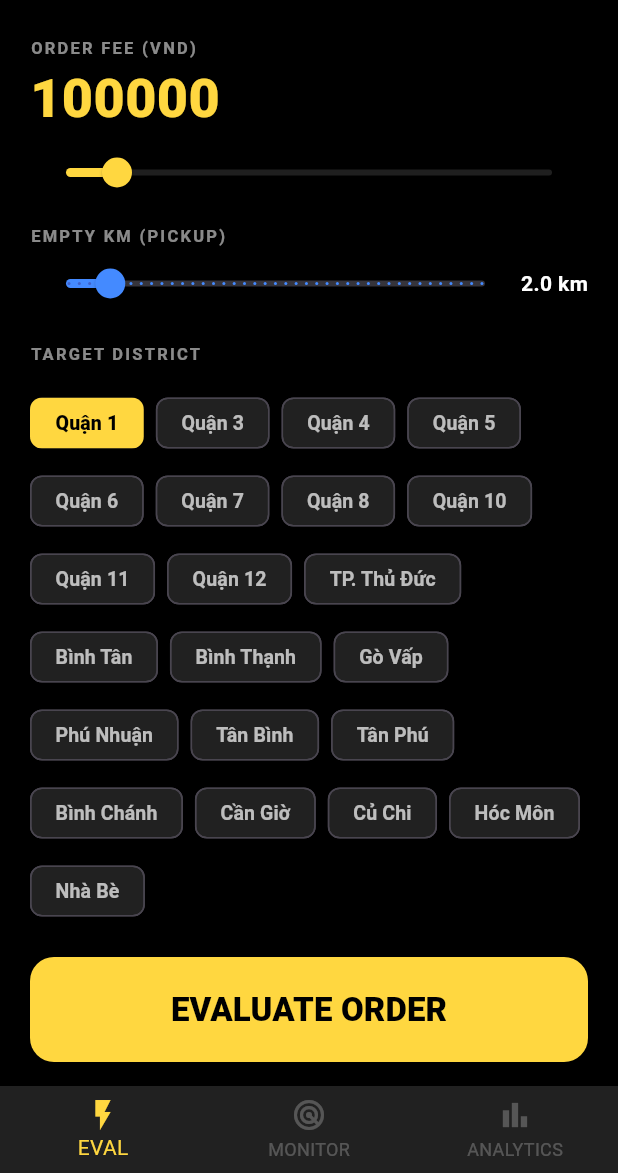
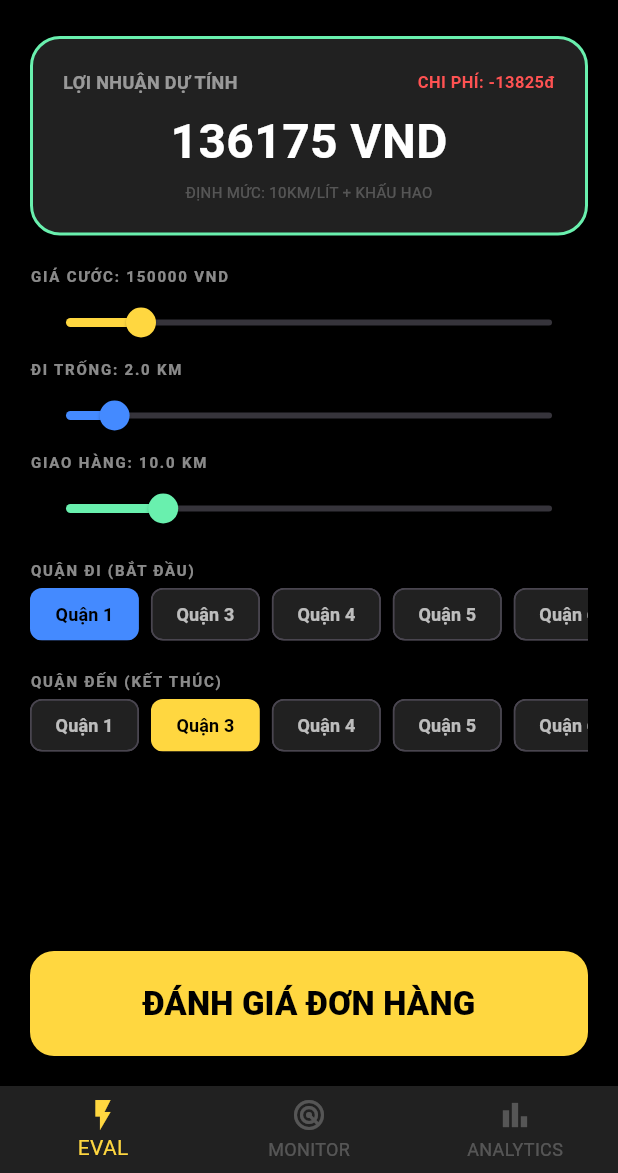
Before and after one commit to vurvn/van_flow, a Flutter app: the screen it shows after launch, on a phone screen of 412 x 824 dp, the part 63-1236 px from its top. Run offline on Flutter 3.47's test engine with Material 3 defaults, Android fonts, the phone set to English and light mode, and no system bars; our stand-ins replace equatable, flutter_bloc, get_it, isar; missing offline and left inert: flutter_background_service, flutter_background_service_android; accounts and stored records are empty; generated files the repository leaves out were written again.

Commit message:
Updated: ProfitCalculator, UI Evaluation, District data, README file

```diff
--- a/lib/main.dart
+++ b/lib/main.dart
@@ -8,7 +8,7 @@ import 'presentation/screens/main_screen.dart';
 void main() async {
   WidgetsFlutterBinding.ensureInitialized();
 
-  // Initialize Dependency Injection (Isar, Repositories, Blocs)
+  // Khởi tạo Dependency Injection (Isar, Repositories, Blocs)
   await di.init();
 
   runApp(const VanFlowApp());
@@ -25,7 +25,7 @@ class VanFlowApp extends StatelessWidget {
         BlocProvider(create: (_) => di.sl<AnalyticsBloc>()),
       ],
       child: MaterialApp(
-        title: 'Van Flow MVP',
+        title: 'Van Flow - Hỗ trợ tài xế',
         debugShowCheckedModeBanner: false,
         theme: ThemeData(
           brightness: Brightness.dark,
@@ -33,7 +33,6 @@ class VanFlowApp extends StatelessWidget {
           useMaterial3: true,
           scaffoldBackgroundColor: Colors.black,
         ),
-
         home: const MainScreen(),
       ),
     );
--- a/lib/presentation/pages/evaluation_page.dart
+++ b/lib/presentation/pages/evaluation_page.dart
@@ -2,6 +2,7 @@ import 'package:flutter/material.dart';
 import '../../core/models/district_profile.dart';
 import '../../core/services/district_service.dart';
 import '../../core/utils/score_engine.dart';
+import '../../features/order_analysis/data/utils/profit_calculator.dart';
 import 'evaluation_result_page.dart';
 
 class EvaluationPage extends StatefulWidget {
@@ -12,9 +13,17 @@ class EvaluationPage extends StatefulWidget {
 }
 
 class _EvaluationPageState extends State<EvaluationPage> {
-  double _fee = 100000;
+  // Constants for calculation
+  static const double fuelPrice = 21.050; // VND/Litre
+  static const double kmPerLitre = 10.0;
+  static const double maintenancePerKm = 1150; // Wear & tear, oil, tires
+
+  double _fee = 150000;
   double _emptyKm = 2.0;
-  DistrictData? _selectedDistrict;
+  double _deliveryKm = 10.0;
+
+  DistrictData? _startDistrict;
+  DistrictData? _targetDistrict;
   List<DistrictData> _districts = [];
   bool _isLoading = true;
 
@@ -28,13 +37,22 @@ class _EvaluationPageState extends State<EvaluationPage> {
     final districts = await DistrictService.loadDistricts();
     setState(() {
       _districts = districts;
-      _selectedDistrict = districts.isNotEmpty ? districts.first : null;
+      if (districts.isNotEmpty) {
+        _startDistrict = districts[0];
+        _targetDistrict = districts[1 % districts.length];
+      }
       _isLoading = false;
     });
   }
 
+  double _calculateTotalCost(double totalKm) {
+    double fuelCost = (totalKm / kmPerLitre) * fuelPrice;
+    double maintenanceCost = totalKm * maintenancePerKm;
+    return fuelCost + maintenanceCost;
+  }
+
   void _evaluate() {
-    if (_selectedDistrict == null) return;
+    if (_targetDistrict == null) return;
 
     final order = OrderInput(
       fee: _fee,
@@ -42,7 +60,7 @@ class _EvaluationPageState extends State<EvaluationPage> {
       trafficMinutes: 15,
     );
 
-    final score = ScoreEngine.calculateScore(order, _selectedDistrict!.profile);
+    final score = ScoreEngine.calculateScore(order, _targetDistrict!.profile);
     final decision = ScoreEngine.decisionFromScore(score);
 
     Navigator.push(
@@ -51,9 +69,9 @@ class _EvaluationPageState extends State<EvaluationPage> {
         builder: (context) => EvaluationResultPage(
           score: score,
           decision: decision,
-          profile: _selectedDistrict!.profile,
+          profile: _targetDistrict!.profile,
           revenue: _fee,
-          distance: _emptyKm,
+          distance: _emptyKm + _deliveryKm,
         ),
       ),
     );
@@ -68,89 +86,154 @@ class _EvaluationPageState extends State<EvaluationPage> {
       );
     }
 
+    final double totalKm = _emptyKm + _deliveryKm;
+    final double totalCost = _calculateTotalCost(totalKm);
+    final double netProfit = _fee - totalCost;
+
     return Scaffold(
       backgroundColor: Colors.black,
       body: SafeArea(
-        child: Padding(
+        child: Column(
+          children: [
+            Expanded(
+              child: SingleChildScrollView(
                 padding: const EdgeInsets.symmetric(horizontal: 20.0),
                 child: Column(
                   crossAxisAlignment: CrossAxisAlignment.stretch,
                   children: [
                     const SizedBox(height: 10),
-              _buildSectionTitle('ORDER FEE (VND)'),
-              Text(
-                '${_fee.toStringAsFixed(0)}',
-                style: const TextStyle(
-                  color: Colors.amberAccent,
-                  fontSize: 36,
-                  fontWeight: FontWeight.w800,
-                ),
-              ),
+                    _buildLiveProfitCard(netProfit, totalCost),
+                    const SizedBox(height: 20),
+
+                    _buildSectionTitle('GIÁ CƯỚC: ${_fee.toStringAsFixed(0)} VND'),
                     Slider(
                       value: _fee,
                       min: 0,
                       max: 1000000,
                       divisions: 100,
                       activeColor: Colors.amberAccent,
-                inactiveColor: Colors.white12,
                       onChanged: (val) => setState(() => _fee = val),
                     ),
-              const SizedBox(height: 10),
-              _buildSectionTitle('EMPTY KM (PICKUP)'),
-              Row(
-                children: [
-                  Expanded(
-                    child: Slider(
+                    _buildSectionTitle('ĐI TRỐNG: ${_emptyKm.toStringAsFixed(1)} KM'),
+                    Slider(
                       value: _emptyKm,
                       min: 0,
                       max: 20,
-                      divisions: 40,
                       activeColor: Colors.blueAccent,
                       onChanged: (val) => setState(() => _emptyKm = val),
                     ),
+                    _buildSectionTitle('GIAO HÀNG: ${_deliveryKm.toStringAsFixed(1)} KM'),
+                    Slider(
+                      value: _deliveryKm,
+                      min: 0,
+                      max: 50,
+                      activeColor: Colors.greenAccent,
+                      onChanged: (val) => setState(() => _deliveryKm = val),
                     ),
+
+                    const SizedBox(height: 10),
+                    _buildSectionTitle('QUẬN ĐI (BẮT ĐẦU)'),
+                    _buildDistrictScroll(true),
+
+                    const SizedBox(height: 15),
+                    _buildSectionTitle('QUẬN ĐẾN (KẾT THÚC)'),
+                    _buildDistrictScroll(false),
+
+                    const SizedBox(height: 20),
+                  ],
+                ),
+              ),
+            ),
+            _buildEvaluateButton(),
+          ],
+        ),
+      ),
+    );
+  }
+
+  Widget _buildLiveProfitCard(double profit, double cost) {
+    return Container(
+      padding: const EdgeInsets.all(20),
+      decoration: BoxDecoration(
+        color: Colors.grey[900],
+        borderRadius: BorderRadius.circular(20),
+        border: Border.all(
+          color: profit > 50000 ? Colors.greenAccent : (profit > 0 ? Colors.amberAccent : Colors.redAccent),
+          width: 2,
+        ),
+      ),
+      child: Column(
+        children: [
+          Row(
+            mainAxisAlignment: MainAxisAlignment.spaceBetween,
+            children: [
+              const Text('LỢI NHUẬN DỰ TÍNH', style: TextStyle(color: Colors.white54, fontSize: 12, fontWeight: FontWeight.bold)),
+              Text('CHI PHÍ: -${cost.toStringAsFixed(0)}đ', style: const TextStyle(color: Colors.redAccent, fontSize: 11, fontWeight: FontWeight.bold)),
+            ],
+          ),
+          const SizedBox(height: 8),
           Text(
-                    '${_emptyKm.toStringAsFixed(1)} km',
-                    style: const TextStyle(color: Colors.white, fontWeight: FontWeight.bold),
+            '${profit.toStringAsFixed(0)} VND',
+            style: TextStyle(
+              color: profit > 0 ? Colors.white : Colors.redAccent,
+              fontSize: 32,
+              fontWeight: FontWeight.bold,
+            ),
+          ),
+          const SizedBox(height: 4),
+          Text(
+            profit > 0 ? "ĐỊNH MỨC: 10KM/LÍT + KHẤU HAO" : "CẢNH BÁO: CHUYẾN ĐI LỖ VỐN",
+            style: TextStyle(color: profit > 0 ? Colors.white24 : Colors.redAccent.withOpacity(0.5), fontSize: 10),
           ),
         ],
       ),
-              const SizedBox(height: 15),
-              _buildSectionTitle('TARGET DISTRICT'),
-              const SizedBox(height: 10),
-              Expanded(
-                child: Container(
-                  padding: const EdgeInsets.symmetric(vertical: 4),
-                  child: SingleChildScrollView(
-                    physics: const BouncingScrollPhysics(),
-                    child: Wrap(
-                      spacing: 8,
-                      runSpacing: 4,
-                      children: _districts.map((d) {
-                        final isSelected = _selectedDistrict?.district.districtId == d.district.districtId;
-                        return ChoiceChip(
+    );
+  }
+
+  Widget _buildDistrictScroll(bool isStart) {
+    return SizedBox(
+      height: 45,
+      child: ListView.builder(
+        scrollDirection: Axis.horizontal,
+        itemCount: _districts.length,
+        itemBuilder: (context, index) {
+          final d = _districts[index];
+          final isSelected = isStart
+              ? _startDistrict?.district.districtId == d.district.districtId
+              : _targetDistrict?.district.districtId == d.district.districtId;
+
+          return Padding(
+            padding: const EdgeInsets.only(right: 8.0),
+            child: ChoiceChip(
               label: Text(d.district.districtName),
               selected: isSelected,
               onSelected: (selected) {
-                            if (selected) setState(() => _selectedDistrict = d);
+                if (selected) {
+                  setState(() {
+                    if (isStart) _startDistrict = d;
+                    else _targetDistrict = d;
+                  });
+                }
               },
-                          selectedColor: Colors.amberAccent,
+              selectedColor: isStart ? Colors.blueAccent : Colors.amberAccent,
               backgroundColor: Colors.grey[900],
               showCheckmark: false,
               labelStyle: TextStyle(
                 color: isSelected ? Colors.black : Colors.white70,
-                            fontWeight: isSelected ? FontWeight.w900 : FontWeight.bold,
-                            fontSize: 13,
-                          ),
-                          padding: const EdgeInsets.symmetric(horizontal: 8, vertical: 4),
-                        );
-                      }).toList(),
+                fontWeight: FontWeight.bold,
+                fontSize: 12,
               ),
             ),
+          );
+        },
       ),
-              ),
-              const SizedBox(height: 16),
-              ElevatedButton(
+    );
+  }
+
+  Widget _buildEvaluateButton() {
+    return Container(
+      padding: const EdgeInsets.all(20),
+      child: ElevatedButton(
         onPressed: _evaluate,
         style: ElevatedButton.styleFrom(
           backgroundColor: Colors.amberAccent,
@@ -159,15 +242,7 @@ class _EvaluationPageState extends State<EvaluationPage> {
           shape: RoundedRectangleBorder(borderRadius: BorderRadius.circular(16)),
           elevation: 8,
         ),
-                child: const Text(
-                  'EVALUATE ORDER',
-                  style: TextStyle(fontSize: 22, fontWeight: FontWeight.w900),
-                ),
-              ),
-              const SizedBox(height: 16),
-            ],
-          ),
-        ),
+        child: const Text('ĐÁNH GIÁ ĐƠN HÀNG', style: TextStyle(fontSize: 22, fontWeight: FontWeight.w900)),
       ),
     );
   }
@@ -175,12 +250,7 @@ class _EvaluationPageState extends State<EvaluationPage> {
   Widget _buildSectionTitle(String title) {
     return Text(
       title,
-      style: const TextStyle(
-        color: Colors.white54,
-        fontSize: 11,
-        letterSpacing: 1.5,
-        fontWeight: FontWeight.bold,
-      ),
+      style: const TextStyle(color: Colors.white54, fontSize: 10, letterSpacing: 1.2, fontWeight: FontWeight.bold),
     );
   }
 }
--- a/lib/presentation/pages/evaluation_result_page.dart
+++ b/lib/presentation/pages/evaluation_result_page.dart
@@ -28,17 +28,17 @@ class EvaluationResultPage extends StatelessWidget {
     switch (decision) {
       case Decision.accept:
         statusColor = Colors.greenAccent;
-        statusText = 'ACCEPT';
+        statusText = 'CHẤP NHẬN';
         statusIcon = Icons.check_circle_outline;
         break;
       case Decision.consider:
         statusColor = Colors.orangeAccent;
-        statusText = 'CONSIDER';
+        statusText = 'CÂN NHẮC';
         statusIcon = Icons.help_outline;
         break;
       case Decision.reject:
         statusColor = Colors.redAccent;
-        statusText = 'REJECT';
+        statusText = 'TỪ CHỐI';
         statusIcon = Icons.cancel_outlined;
         break;
     }
@@ -63,7 +63,7 @@ class EvaluationResultPage extends StatelessWidget {
               ),
             ),
             Text(
-              'SCORE: ${score.toStringAsFixed(0)}',
+              'ĐIỂM SỐ: ${score.toStringAsFixed(0)}',
               textAlign: TextAlign.center,
               style: const TextStyle(color: Colors.white, fontSize: 24, fontWeight: FontWeight.bold),
             ),
@@ -78,7 +78,7 @@ class EvaluationResultPage extends StatelessWidget {
                 minimumSize: const Size(double.infinity, 80),
                 shape: RoundedRectangleBorder(borderRadius: BorderRadius.circular(20)),
               ),
-              child: const Text('READY FOR NEXT', style: TextStyle(fontSize: 20, fontWeight: FontWeight.w800)),
+              child: const Text('TIẾP THEO', style: TextStyle(fontSize: 20, fontWeight: FontWeight.w800)),
             ),
           ],
         ),
@@ -131,20 +131,20 @@ class EvaluationResultPage extends StatelessWidget {
     final List<Widget> warnings = [];
 
     if (!profile.isVanFriendly) {
-      warnings.add(_WarningTag(label: 'VAN UNFRIENDLY', icon: Icons.local_shipping, color: Colors.redAccent));
+      warnings.add(_WarningTag(label: 'XE TẢI KHÓ ĐI', icon: Icons.local_shipping, color: Colors.redAccent));
     }
     if (profile.hasTimeRestriction) {
-      warnings.add(_WarningTag(label: 'RESTRICTED HOURS', icon: Icons.access_time_filled, color: Colors.orangeAccent));
+      warnings.add(_WarningTag(label: 'CẤM GIỜ', icon: Icons.access_time_filled, color: Colors.orangeAccent));
     }
     if (profile.avgWaitingMinutes > 8) {
-      warnings.add(_WarningTag(label: 'TRAFFIC HEAVY', icon: Icons.traffic, color: Colors.amberAccent));
+      warnings.add(_WarningTag(label: 'KẸT XE', icon: Icons.traffic, color: Colors.amberAccent));
     }
 
     if (warnings.isEmpty) return const SizedBox.shrink();
 
     return Column(
       children: [
-        const Text('DISTRICT WARNINGS', style: TextStyle(color: Colors.white54, fontSize: 12, letterSpacing: 2, fontWeight: FontWeight.bold)),
+        const Text('CẢNH BÁO KHU VỰC', style: TextStyle(color: Colors.white54, fontSize: 12, letterSpacing: 2, fontWeight: FontWeight.bold)),
         const SizedBox(height: 12),
         Wrap(
           spacing: 10,
--- a/lib/presentation/pages/order_completion_page.dart
+++ b/lib/presentation/pages/order_completion_page.dart
@@ -38,7 +38,7 @@ class _OrderCompletionPageState extends State<OrderCompletionPage> {
     if (mounted) {
       Navigator.pop(context);
       ScaffoldMessenger.of(context).showSnackBar(
-        const SnackBar(content: Text('Learning engine updated!'), backgroundColor: Colors.green),
+        const SnackBar(content: Text('Đã cập nhật dữ liệu học máy!'), backgroundColor: Colors.green),
       );
     }
   }
@@ -47,29 +47,29 @@ class _OrderCompletionPageState extends State<OrderCompletionPage> {
   Widget build(BuildContext context) {
     return Scaffold(
       backgroundColor: Colors.black,
-      appBar: AppBar(title: Text('COMPLETE: ${widget.districtName}'), backgroundColor: Colors.grey[900]),
+      appBar: AppBar(title: Text('HOÀN THÀNH: ${widget.districtName}'), backgroundColor: Colors.grey[900]),
       body: Padding(
         padding: const EdgeInsets.all(24.0),
         child: Column(
           crossAxisAlignment: CrossAxisAlignment.stretch,
           children: [
-            const Text('HOW LONG DID IT TAKE?', style: TextStyle(color: Colors.white70)),
+            const Text('THỜI GIAN THỰC HIỆN?', style: TextStyle(color: Colors.white70)),
             Slider(
               value: _durationHours,
               min: 0.5,
               max: 5.0,
               divisions: 9,
-              label: '${_durationHours}h',
+              label: '${_durationHours} giờ',
               onChanged: (v) => setState(() => _durationHours = v),
             ),
             const SizedBox(height: 30),
-            const Text('DID YOU GET A NEW ORDER IMMEDIATELY?', style: TextStyle(color: Colors.white, fontSize: 18, fontWeight: FontWeight.bold)),
+            const Text('BẠN CÓ ĐƠN MỚI NGAY LẬP TỨC KHÔNG?', style: TextStyle(color: Colors.white, fontSize: 18, fontWeight: FontWeight.bold)),
             const SizedBox(height: 20),
             Row(
               children: [
-                _buildChoiceButton('YES (CHAINED)', true, Colors.greenAccent),
+                _buildChoiceButton('CÓ (NỐI ĐƠN)', true, Colors.greenAccent),
                 const SizedBox(width: 16),
-                _buildChoiceButton('NO (EMPTY)', false, Colors.redAccent),
+                _buildChoiceButton('KHÔNG (TRỐNG)', false, Colors.redAccent),
               ],
             ),
             const Spacer(),
@@ -80,7 +80,7 @@ class _OrderCompletionPageState extends State<OrderCompletionPage> {
                 foregroundColor: Colors.black,
                 minimumSize: const Size(double.infinity, 60),
               ),
-              child: const Text('UPDATE ANALYTICS', style: TextStyle(fontWeight: FontWeight.w800)),
+              child: const Text('CẬP NHẬT PHÂN TÍCH', style: TextStyle(fontWeight: FontWeight.w800)),
             ),
           ],
         ),
```
Also changed, not shown: lib/core/models/district_profile.g.dart (added), lib/core/models/order_model.g.dart (added), 1 other file. Lines whose indentation alone changed are shown as unchanged.
